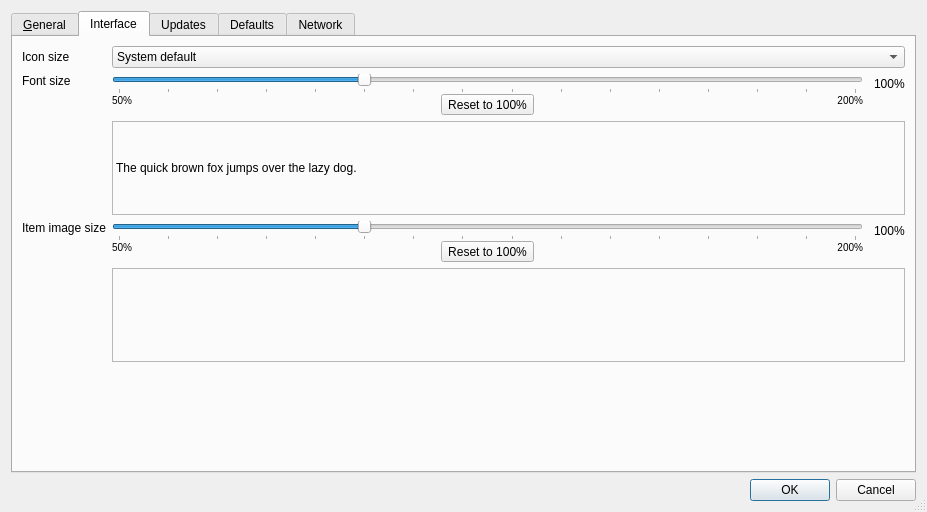
First picture: the form in src/settingsdialog.ui, repository rgriebl/brickstore, before the edit.
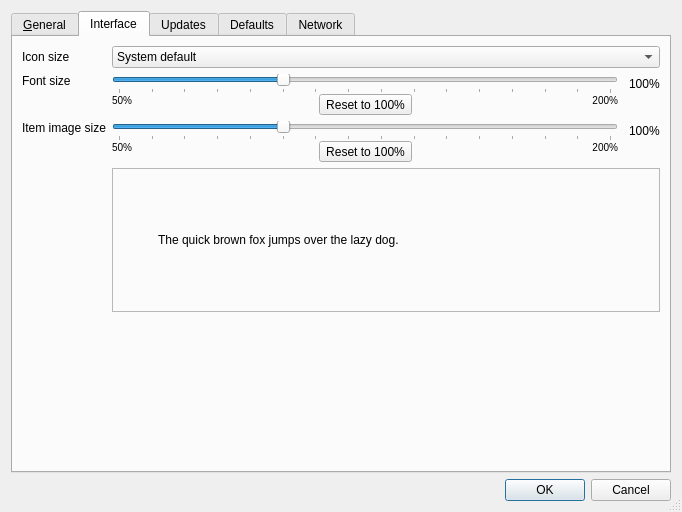
Second picture: the form after the edit. The open tabs and pages were chosen to show the change. Icons and pictures are not drawn.

Commit message: Dynamically changing the image and text sizes correctly resizes the UI now

The edit to the form file:
```diff
--- a/src/settingsdialog.ui
+++ b/src/settingsdialog.ui
@@ -6,7 +6,7 @@
    <rect>
     <x>0</x>
     <y>0</y>
-    <width>927</width>
+    <width>682</width>
     <height>512</height>
    </rect>
   </property>
@@ -269,7 +269,7 @@
           <widget class="QSlider" name="w_font_size">
            <property name="sizePolicy">
             <sizepolicy hsizetype="Expanding" vsizetype="Fixed">
-             <horstretch>5</horstretch>
+             <horstretch>0</horstretch>
              <verstretch>0</verstretch>
             </sizepolicy>
            </property>
@@ -341,29 +341,7 @@
          </item>
         </layout>
        </item>
-       <item row="2" column="1">
-        <widget class="QLabel" name="w_font_example">
-         <property name="sizePolicy">
-          <sizepolicy hsizetype="MinimumExpanding" vsizetype="MinimumExpanding">
-           <horstretch>0</horstretch>
-           <verstretch>0</verstretch>
-          </sizepolicy>
-         </property>
-         <property name="frameShape">
-          <enum>QFrame::StyledPanel</enum>
-         </property>
-         <property name="frameShadow">
-          <enum>QFrame::Sunken</enum>
-         </property>
-         <property name="text">
-          <string>The quick brown fox jumps over the lazy dog.</string>
-         </property>
-         <property name="wordWrap">
-          <bool>true</bool>
-         </property>
-        </widget>
-       </item>
-       <item row="3" column="0">
+       <item row="2" column="0">
         <widget class="QLabel" name="label_18">
          <property name="text">
           <string>Item image size</string>
@@ -373,7 +351,7 @@
          </property>
         </widget>
        </item>
-       <item row="3" column="1">
+       <item row="2" column="1">
         <layout class="QGridLayout" name="gridLayout_2">
          <property name="horizontalSpacing">
           <number>11</number>
@@ -385,7 +363,7 @@
           <widget class="QSlider" name="w_item_image_size">
            <property name="sizePolicy">
             <sizepolicy hsizetype="Expanding" vsizetype="Fixed">
-             <horstretch>5</horstretch>
+             <horstretch>0</horstretch>
              <verstretch>0</verstretch>
             </sizepolicy>
            </property>
@@ -457,7 +435,63 @@
          </item>
         </layout>
        </item>
-       <item row="5" column="1">
+       <item row="3" column="1">
+        <widget class="QFrame" name="frame">
+         <property name="frameShape">
+          <enum>QFrame::StyledPanel</enum>
+         </property>
+         <property name="frameShadow">
+          <enum>QFrame::Raised</enum>
+         </property>
+         <layout class="QHBoxLayout" name="horizontalLayout_2">
+          <item>
+           <widget class="QLabel" name="w_item_image_example">
+            <property name="sizePolicy">
+             <sizepolicy hsizetype="Preferred" vsizetype="Fixed">
+              <horstretch>0</horstretch>
+              <verstretch>0</verstretch>
+             </sizepolicy>
+            </property>
+            <property name="minimumSize">
+             <size>
+              <width>30</width>
+              <height>120</height>
+             </size>
+            </property>
+            <property name="maximumSize">
+             <size>
+              <width>16777215</width>
+              <height>120</height>
+             </size>
+            </property>
+            <property name="text">
+             <string/>
+            </property>
+            <property name="scaledContents">
+             <bool>false</bool>
+            </property>
+           </widget>
+          </item>
+          <item>
+           <widget class="QLabel" name="w_font_example">
+            <property name="sizePolicy">
+             <sizepolicy hsizetype="MinimumExpanding" vsizetype="MinimumExpanding">
+              <horstretch>0</horstretch>
+              <verstretch>0</verstretch>
+             </sizepolicy>
+            </property>
+            <property name="text">
+             <string>The quick brown fox jumps over the lazy dog.</string>
+            </property>
+            <property name="wordWrap">
+             <bool>true</bool>
+            </property>
+           </widget>
+          </item>
+         </layout>
+        </widget>
+       </item>
+       <item row="4" column="1">
         <spacer name="verticalSpacer_6">
          <property name="orientation">
           <enum>Qt::Vertical</enum>
@@ -473,28 +507,6 @@
          </property>
         </spacer>
        </item>
-       <item row="4" column="1">
-        <widget class="QLabel" name="w_item_image_example">
-         <property name="sizePolicy">
-          <sizepolicy hsizetype="MinimumExpanding" vsizetype="MinimumExpanding">
-           <horstretch>0</horstretch>
-           <verstretch>0</verstretch>
-          </sizepolicy>
-         </property>
-         <property name="frameShape">
-          <enum>QFrame::StyledPanel</enum>
-         </property>
-         <property name="frameShadow">
-          <enum>QFrame::Sunken</enum>
-         </property>
-         <property name="text">
-          <string/>
-         </property>
-         <property name="scaledContents">
-          <bool>false</bool>
-         </property>
-        </widget>
-       </item>
       </layout>
      </widget>
      <widget class="QWidget" name="updates">
```
Left out of the diff: 43 changed lines with no effect on the pictures. The commit also changes 4 other files.
